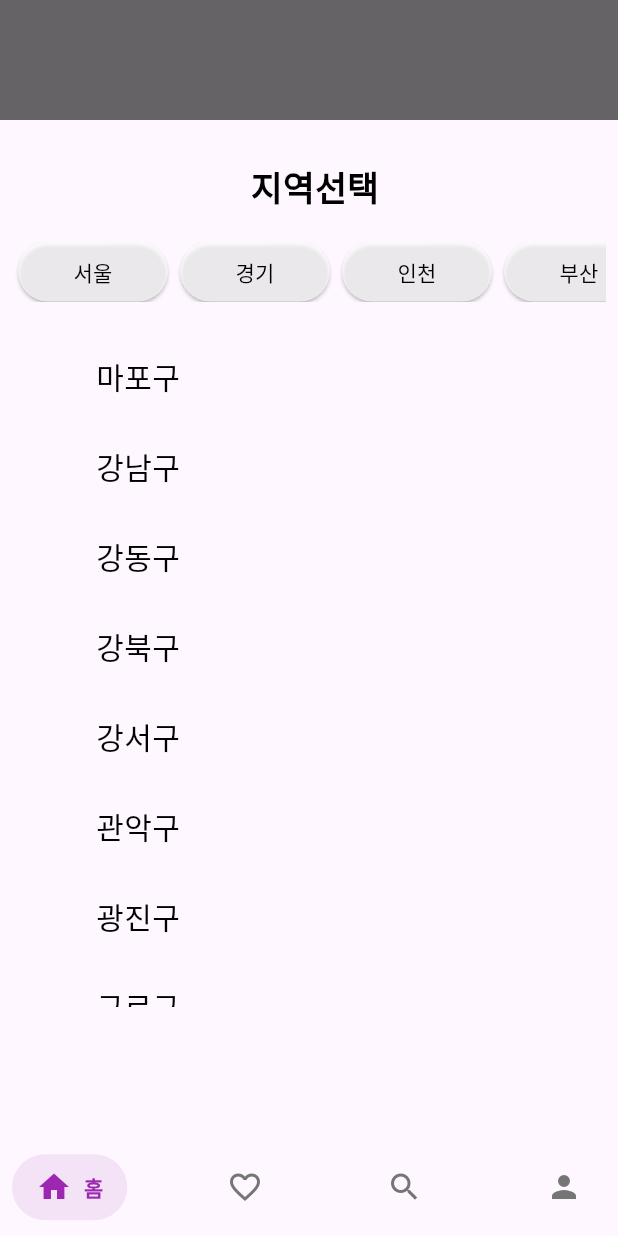
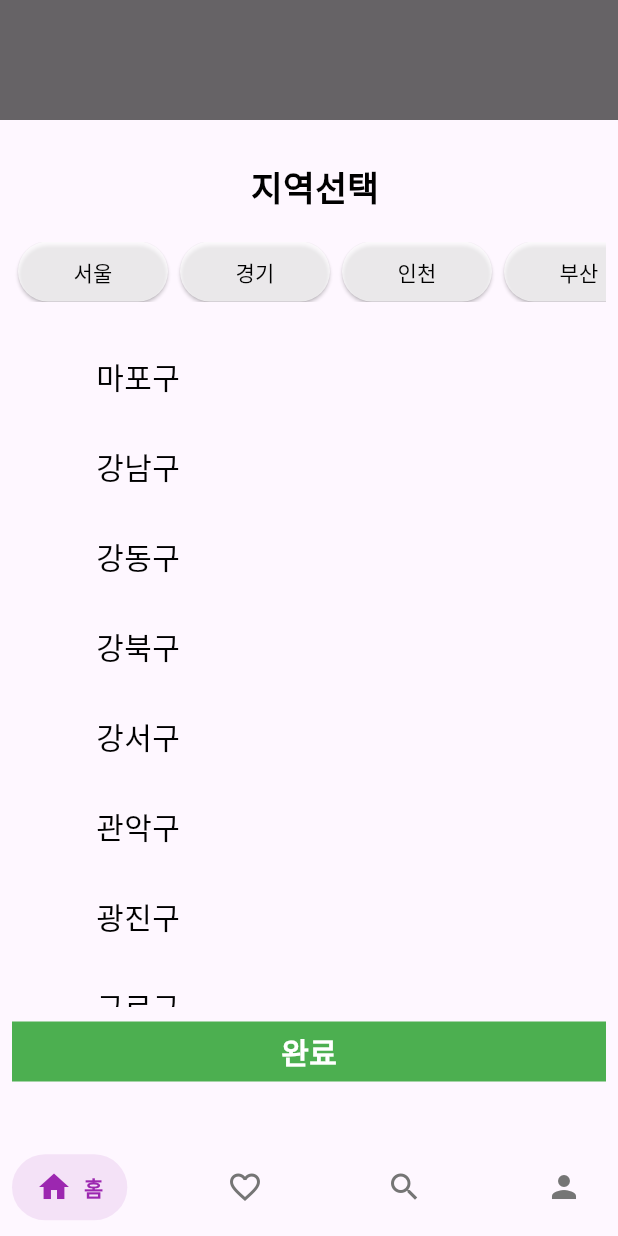
Before and after one commit to chaeyeonKong/Our-Eat, a Flutter app: the SelectRegion screen opened directly, on a phone screen of 412 x 824 dp. Run offline on Flutter 3.47's test engine with Material 3 defaults, Android fonts, the phone set to English and light mode, and no system bars; drawn by our look-alikes of salomon_bottom_bar.

Commit message:
[feat] 지역 선택 완료 버튼 추가

```diff
--- a/lib/screen/selectRegion.dart
+++ b/lib/screen/selectRegion.dart
@@ -260,6 +260,39 @@ class _SelectRegionState extends State<SelectRegion> {
                 ),
               ],
             ),
+            SizedBox(
+              height: 10,
+            ),
+            GestureDetector(
+              onTap: () {
+                // 완료 텍스트 클릭 이벤트 처리
+                print('완료 버튼 클릭');
+                print(
+                    '선택한 구: ${selectedGuIndex != -1 ? gu_list[selectedGuIndex] : "구를 선택하세요"}');
+                print('선택한 동:');
+                if (selectedDongIndices.isEmpty) {
+                  print('동을 선택하세요');
+                } else {
+                  selectedDongIndices.forEach((index) {
+                    print(dongList[index]);
+                  });
+                }
+              },
+              child: Container(
+                alignment: Alignment.center,
+                width: double.infinity,
+                height: 40,
+                color: Colors.green,
+                child: Text(
+                  "완료",
+                  style: TextStyle(
+                    fontSize: 20,
+                    fontWeight: FontWeight.bold,
+                    color: Colors.white,
+                  ),
+                ),
+              ),
+            ),
           ],
         ),
       ),
```
